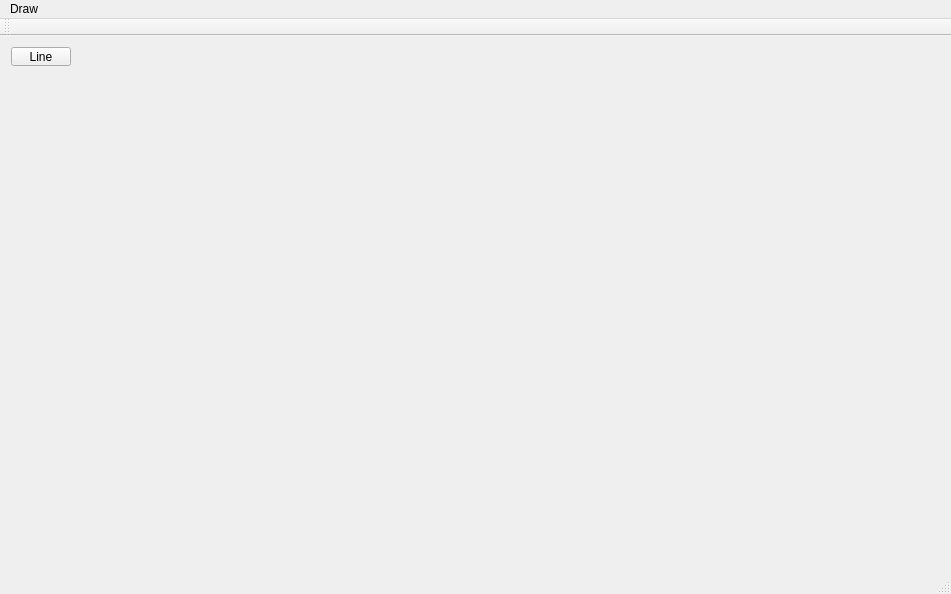
This is mainwindow.ui in sbabadag/SAPDRAW as Qt 5 draws it before an edit. The edited form follows.
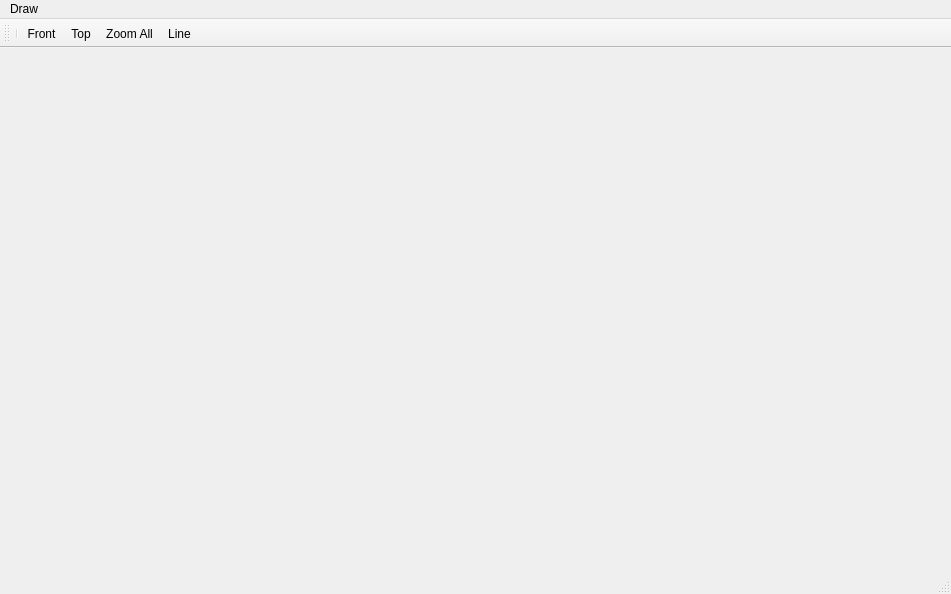
This is the edited form. Icons and pictures are not drawn.

The edit to the form file:
```diff
--- a/mainwindow.ui
+++ b/mainwindow.ui
@@ -13,27 +13,7 @@
   <property name="windowTitle">
    <string>MainWindow</string>
   </property>
-  <widget class="QWidget" name="centralWidget">
-   <widget class="QWidget" name="verticalLayoutWidget">
-    <property name="geometry">
-     <rect>
-      <x>0</x>
-      <y>0</y>
-      <width>82</width>
-      <height>41</height>
-     </rect>
-    </property>
-    <layout class="QVBoxLayout" name="verticalLayout">
-     <item>
-      <widget class="QPushButton" name="pushButton">
-       <property name="text">
-        <string>Line</string>
-       </property>
-      </widget>
-     </item>
-    </layout>
-   </widget>
-  </widget>
+  <widget class="QWidget" name="centralWidget"/>
   <widget class="QMenuBar" name="menuBar">
    <property name="geometry">
     <rect>
@@ -58,6 +38,11 @@
    <attribute name="toolBarBreak">
     <bool>false</bool>
    </attribute>
+   <addaction name="separator"/>
+   <addaction name="actionFront"/>
+   <addaction name="actionTop"/>
+   <addaction name="actionZoom_All"/>
+   <addaction name="actionLine"/>
   </widget>
   <widget class="QStatusBar" name="statusBar"/>
   <action name="actionLine">
@@ -65,6 +50,46 @@
     <string>Line</string>
    </property>
   </action>
+  <action name="actionFront">
+   <property name="icon">
+    <iconset resource="resources.qrc">
+     <normaloff>:/rec/images/icons8-front-view-16.png</normaloff>
+     <normalon>images/icons8-front-view-16.png</normalon>:/rec/images/icons8-front-view-16.png</iconset>
+   </property>
+   <property name="text">
+    <string>Front</string>
+   </property>
+   <property name="shortcut">
+    <string>F</string>
+   </property>
+  </action>
+  <action name="actionTop">
+   <property name="icon">
+    <iconset resource="resources.qrc">
+     <normaloff>:/rec/images/icons8-top-view-16.png</normaloff>:/rec/images/icons8-top-view-16.png</iconset>
+   </property>
+   <property name="text">
+    <string>Top</string>
+   </property>
+   <property name="toolTip">
+    <string>Top View</string>
+   </property>
+   <property name="shortcut">
+    <string>T</string>
+   </property>
+  </action>
+  <action name="actionZoom_All">
+   <property name="icon">
+    <iconset resource="resources.qrc">
+     <normaloff>:/rec/images/icons8-expand-16.png</normaloff>:/rec/images/icons8-expand-16.png</iconset>
+   </property>
+   <property name="text">
+    <string>Zoom All</string>
+   </property>
+   <property name="shortcut">
+    <string>Shift+Z</string>
+   </property>
+  </action>
  </widget>
  <layoutdefault spacing="6" margin="11"/>
  <resources/>
```
Left out of the diff: 13 changed lines with no effect on the pictures.
